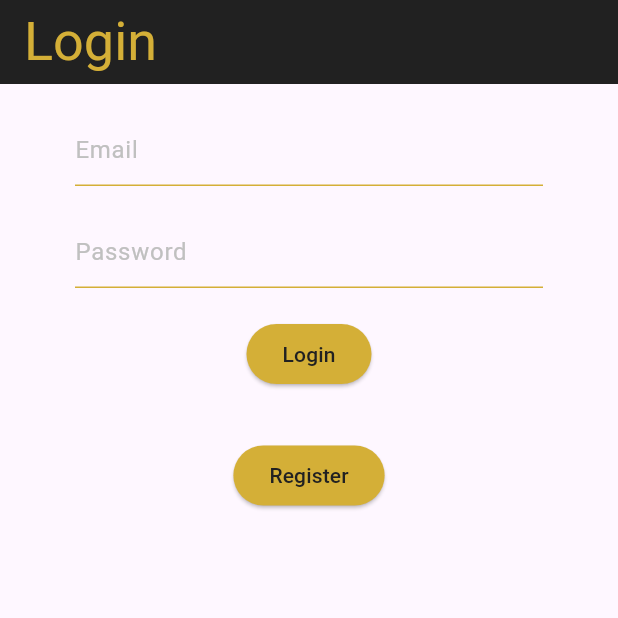
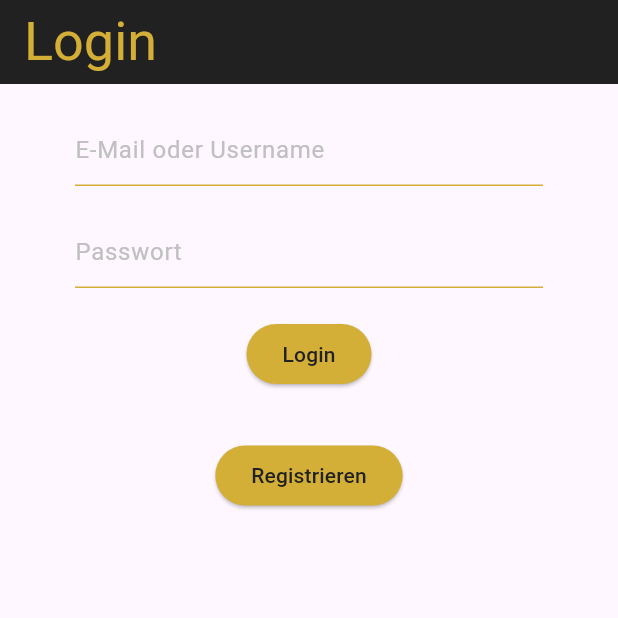
Before and after one commit to shawamrii/BasicMedia, a Flutter app: the screen it shows after launch, on a phone screen of 412 x 824 dp, the top half of it. Run offline on Flutter 3.47's test engine with Material 3 defaults, Android fonts, the phone set to English and light mode, and no system bars; our stand-ins replace cloud_firestore, firebase_auth, firebase_core, firebase_messaging, firebase_storage, image_picker and 1 more; missing offline and left inert: dart:html; accounts and stored records are empty; Roboto replaces fonts that are missing (ElegantFont).

Commit message:
Update login_screen.dart

```diff
--- a/lib/screens/login_screen.dart
+++ b/lib/screens/login_screen.dart
@@ -1,3 +1,4 @@
+// login_screen.dart
 import 'package:flutter/material.dart';
 import 'package:firebase_auth/firebase_auth.dart';
 import '../services/auth_service.dart';
@@ -6,87 +7,84 @@ import '../widgets/LuxuryButton.dart';
 import '../widgets/LuxuryTextField.dart';
 
 class LoginScreen extends StatefulWidget {
+  const LoginScreen({super.key});
+
   @override
-  _LoginScreenState createState() => _LoginScreenState();
+  State<LoginScreen> createState() => _LoginScreenState();
 }
 
-class _LoginScreenState extends State<LoginScreen> with SingleTickerProviderStateMixin {
+class _LoginScreenState extends State<LoginScreen>
+    with SingleTickerProviderStateMixin {
   final AuthService _authService = AuthService();
   final _formKey = GlobalKey<FormState>();
   final TextEditingController _emailController = TextEditingController();
   final TextEditingController _passwordController = TextEditingController();
 
-  AnimationController? _animationController;
-  Animation<double>? _opacityAnimation;
+  late final AnimationController _animCtrl = AnimationController(
+    vsync: this,
+    duration: const Duration(seconds: 2),
+  )..forward();
+  late final Animation<double> _fade =
+      Tween(begin: 0.0, end: 1.0).animate(CurvedAnimation(
+    parent: _animCtrl,
+    curve: Curves.easeIn,
+  ));
 
-  String email = '';
+  String emailOrUsername = '';
   String password = '';
   String error = '';
 
   @override
-  void initState() {
-    super.initState();
-    _animationController = AnimationController(
-      vsync: this,
-      duration: Duration(seconds: 2),
-    );
-    _opacityAnimation = Tween<double>(begin: 0.0, end: 1.0).animate(
-      CurvedAnimation(parent: _animationController!, curve: Curves.easeIn),
-    );
-    _animationController?.forward();
-  }
-
-  @override
   void dispose() {
-    _animationController?.dispose();
+    _animCtrl.dispose();
+    _emailController.dispose();
+    _passwordController.dispose();
     super.dispose();
   }
 
+  // ─────────────────────────────────────────────────────────────────────
+  //   UI
+  // ─────────────────────────────────────────────────────────────────────
   @override
   Widget build(BuildContext context) {
     return Scaffold(
-      appBar: LuxuryAppBar(title: 'Login'), // Updated to LuxuryAppBar
-      body: Container(
-        padding: EdgeInsets.symmetric(vertical: 20.0, horizontal: 50.0),
+      appBar: const LuxuryAppBar(title: 'Login'),
+      body: Padding(
+        padding: const EdgeInsets.symmetric(vertical: 20, horizontal: 50),
         child: FadeTransition(
-          opacity: _opacityAnimation!,
+          opacity: _fade,
           child: Form(
             key: _formKey,
             child: Column(
-              children: <Widget>[
-                LuxuryTextField( // Updated to LuxuryTextField
-                  hintText: 'Email',
+              children: [
+                LuxuryTextField(
+                  hintText: 'E-Mail oder Username',
                   controller: _emailController,
-                  onChanged: (val) => setState(() => email = val.trim()),
+                  onChanged: (v) =>
+                      setState(() => emailOrUsername = v.trim()),
                 ),
-                SizedBox(height: 20.0),
-                LuxuryTextField( // Updated to LuxuryTextField
-                  hintText: 'Password',
+                const SizedBox(height: 20),
+                LuxuryTextField(
+                  hintText: 'Passwort',
                   controller: _passwordController,
                   obscureText: true,
-                  onChanged: (val) => setState(() => password = val),
+                  onChanged: (v) => setState(() => password = v),
                 ),
-                SizedBox(height: 20.0),
-                LuxuryButton( // Updated to LuxuryButton
+                const SizedBox(height: 20),
+                LuxuryButton(
                   label: 'Login',
                   onPressed: () async {
                     if (_formKey.currentState!.validate()) {
-                      await _loginUser();
+                      await _login();
                     }
                   },
                 ),
-                SizedBox(height: 12.0),
-                Text(
-                  error,
-                  style: TextStyle(color: Colors.red, fontSize: 14.0),
+                const SizedBox(height: 12),
+                Text(error, style: const TextStyle(color: Colors.red)),
+                LuxuryButton(
+                  label: 'Registrieren',
+                  onPressed: () => Navigator.pushNamed(context, '/register'),
                 ),
-                LuxuryButton( // Updated to LuxuryButton
-                  label: 'Register',
-                  onPressed: () {
-                    Navigator.pushNamed(context, '/register'); // Navigate to the registration screen
-                  },
-                ),
-
               ],
             ),
           ),
@@ -95,33 +93,60 @@ class _LoginScreenState extends State<LoginScreen> with SingleTickerProviderStat
     );
   }
 
-bool _isEmail(String input) {
-    return input.contains('@');
-  }
+  // ─────────────────────────────────────────────────────────────────────
+  //   LOGIN-LOGIK
+  // ─────────────────────────────────────────────────────────────────────
+  Future<void> _login() async {
+    setState(() => error = '');
 
-  // Method to handle user login
-  Future<void> _loginUser() async {
-    if (_formKey.currentState!.validate()) {
-      String loginInput = email; // This can be either email or username
+    final user = await _authService.signIn(
+      identifier: emailOrUsername,
+      password: password,
+    );
 
-      if (!_isEmail(loginInput)) {
-        // If input is username, retrieve the associated email
-        String? emailFromUsername = await _authService.getEmailFromUsername(loginInput);
-        if (emailFromUsername != null) {
-          loginInput = emailFromUsername;
-        } else {
-          setState(() => error = 'Username not found');
-          return;
-        }
+    if (user != null) {
+      // Erfolg
+      if (mounted) {
+        Navigator.pushReplacementNamed(context, '/home');
       }
-
-      dynamic result = await _authService.signInWithEmailAndPassword(loginInput, password);
-      if (result is User) {
-        Navigator.pushReplacementNamed(context, '/home'); // Navigate to the home screen on successful login
+    } else {
+      // Prüfen, ob unverifizierte E-Mail der Grund war
+      if (_authService
+              .resendVerificationEmail is Function && // safety
+          await _authService.resendVerificationEmail()) {
+        _showVerifyDialog();
       } else {
-        // Login failed, show error
-        setState(() => error = 'Failed to sign in');
+        setState(() => error = 'Anmeldung fehlgeschlagen.');
       }
     }
   }
+
+  // ─────────────────────────────────────────────────────────────────────
+  //   Dialog → Verifizierungs-Mail erneut senden
+  // ─────────────────────────────────────────────────────────────────────
+  void _showVerifyDialog() {
+    showDialog(
+      context: context,
+      builder: (_) => AlertDialog(
+        shape: RoundedRectangleBorder(borderRadius: BorderRadius.circular(16)),
+        title: const Row(
+          children: [
+            Icon(Icons.mark_email_unread, color: Colors.orange),
+            SizedBox(width: 8),
+            Text('E-Mail nicht bestätigt'),
+          ],
+        ),
+        content: const Text(
+          'Bitte bestätige deine E-Mail-Adresse, ehe du dich einloggst.\n'
+          'Wir haben dir gerade eine neue Bestätigungs-Mail geschickt.',
+        ),
+        actions: [
+          TextButton(
+            onPressed: () => Navigator.pop(context),
+            child: const Text('OK'),
+          ),
+        ],
+      ),
+    );
+  }
 }
```
